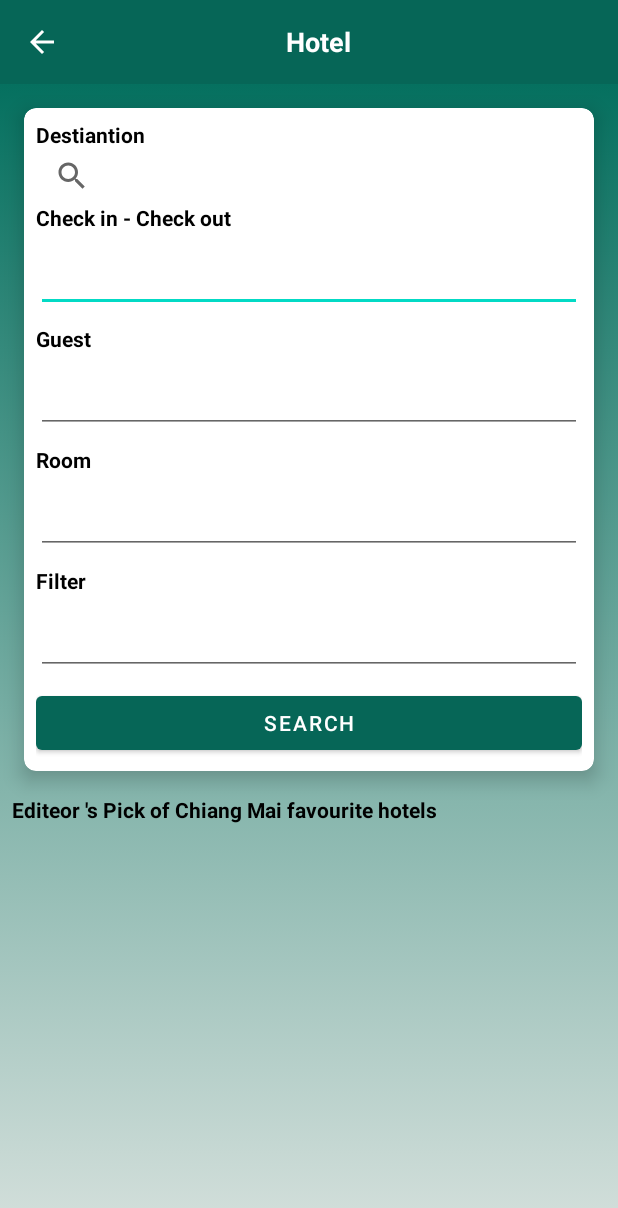
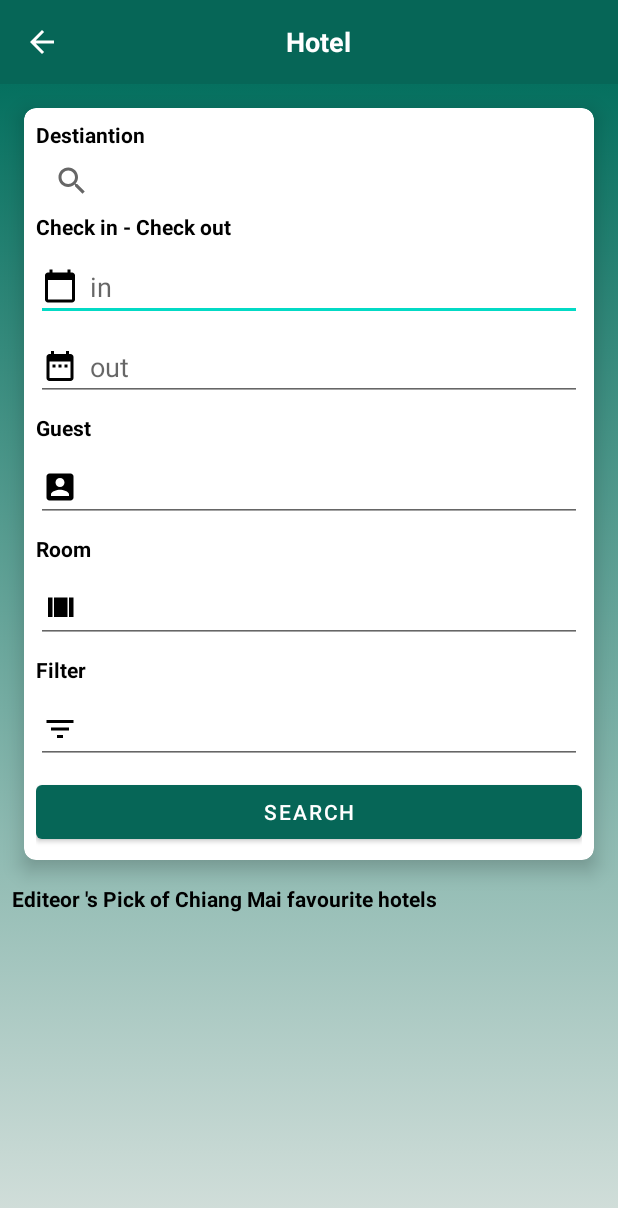
Before and after one commit to teamlove29/atChiangMai, an Android app: the HotelActivity screen opened directly, with no data from a screen before it, on a phone screen of 412 x 824 dp. Shown: the top 1208 px of the screen. Run offline under Robolectric (Android 15) with nearby library versions, the phone set to English and light mode, and no system bars; our stand-ins replace Firebase (no records; nobody signed in at launch, a user with empty details on screens opened directly), Picasso; pictures from the network do not load.

Commit message:
++ drawable HotelActivity

```diff
--- /dev/null
+++ b/app/src/main/res/drawable/baseline_account_box_black_24dp.xml
@@ -0,0 +1,4 @@
+<?xml version="1.0" encoding="UTF-8" standalone="no"?>
+<vector xmlns:android="http://schemas.android.com/apk/res/android" android:height="24dp" android:tint="#000000" android:viewportHeight="24.0" android:viewportWidth="24.0" android:width="24dp">
+    <path android:fillColor="@android:color/white" android:pathData="M3,5v14c0,1.1 0.89,2 2,2h14c1.1,0 2,-0.9 2,-2L21,5c0,-1.1 -0.9,-2 -2,-2L5,3c-1.11,0 -2,0.9 -2,2zM15,9c0,1.66 -1.34,3 -3,3s-3,-1.34 -3,-3 1.34,-3 3,-3 3,1.34 3,3zM6,17c0,-2 4,-3.1 6,-3.1s6,1.1 6,3.1v1L6,18v-1z"/>
+</vector>
--- /dev/null
+++ b/app/src/main/res/drawable/baseline_calendar_today_black_24dp.xml
@@ -0,0 +1,4 @@
+<?xml version="1.0" encoding="UTF-8" standalone="no"?>
+<vector xmlns:android="http://schemas.android.com/apk/res/android" android:height="24dp" android:tint="#000000" android:viewportHeight="24.0" android:viewportWidth="24.0" android:width="24dp">
+    <path android:fillColor="@android:color/white" android:pathData="M20,3h-1L19,1h-2v2L7,3L7,1L5,1v2L4,3c-1.1,0 -2,0.9 -2,2v16c0,1.1 0.9,2 2,2h16c1.1,0 2,-0.9 2,-2L22,5c0,-1.1 -0.9,-2 -2,-2zM20,21L4,21L4,8h16v13z"/>
+</vector>
--- /dev/null
+++ b/app/src/main/res/drawable/baseline_date_range_black_24dp.xml
@@ -0,0 +1,4 @@
+<?xml version="1.0" encoding="UTF-8" standalone="no"?>
+<vector xmlns:android="http://schemas.android.com/apk/res/android" android:height="24dp" android:tint="#000000" android:viewportHeight="24.0" android:viewportWidth="24.0" android:width="24dp">
+    <path android:fillColor="@android:color/white" android:pathData="M9,11L7,11v2h2v-2zM13,11h-2v2h2v-2zM17,11h-2v2h2v-2zM19,4h-1L18,2h-2v2L8,4L8,2L6,2v2L5,4c-1.11,0 -1.99,0.9 -1.99,2L3,20c0,1.1 0.89,2 2,2h14c1.1,0 2,-0.9 2,-2L21,6c0,-1.1 -0.9,-2 -2,-2zM19,20L5,20L5,9h14v11z"/>
+</vector>
--- /dev/null
+++ b/app/src/main/res/drawable/baseline_exit_to_app_black_24dp.xml
@@ -0,0 +1,4 @@
+<?xml version="1.0" encoding="UTF-8" standalone="no"?>
+<vector xmlns:android="http://schemas.android.com/apk/res/android" android:height="24dp" android:tint="#000000" android:viewportHeight="24.0" android:viewportWidth="24.0" android:width="24dp">
+    <path android:fillColor="@android:color/white" android:pathData="M10.09,15.59L11.5,17l5,-5 -5,-5 -1.41,1.41L12.67,11H3v2h9.67l-2.58,2.59zM19,3H5c-1.11,0 -2,0.9 -2,2v4h2V5h14v14H5v-4H3v4c0,1.1 0.89,2 2,2h14c1.1,0 2,-0.9 2,-2V5c0,-1.1 -0.9,-2 -2,-2z"/>
+</vector>
--- /dev/null
+++ b/app/src/main/res/drawable/baseline_filter_list_black_24dp.xml
@@ -0,0 +1,4 @@
+<?xml version="1.0" encoding="UTF-8" standalone="no"?>
+<vector xmlns:android="http://schemas.android.com/apk/res/android" android:height="24dp" android:tint="#000000" android:viewportHeight="24.0" android:viewportWidth="24.0" android:width="24dp">
+    <path android:fillColor="@android:color/white" android:pathData="M10,18h4v-2h-4v2zM3,6v2h18L21,6L3,6zM6,13h12v-2L6,11v2z"/>
+</vector>
--- /dev/null
+++ b/app/src/main/res/drawable/baseline_login_black_24dp.xml
@@ -0,0 +1,4 @@
+<?xml version="1.0" encoding="UTF-8" standalone="no"?>
+<vector xmlns:android="http://schemas.android.com/apk/res/android" android:height="24dp" android:tint="#000000" android:viewportHeight="24.0" android:viewportWidth="24.0" android:width="24dp">
+  <path android:fillColor="@android:color/white" android:pathData="M11,7L9.6,8.4l2.6,2.6H2v2h10.2l-2.6,2.6L11,17l5,-5L11,7zM20,19h-8v2h8c1.1,0 2,-0.9 2,-2V5c0,-1.1 -0.9,-2 -2,-2h-8v2h8V19z"/>
+</vector>
--- /dev/null
+++ b/app/src/main/res/drawable/baseline_picture_in_picture_black_24dp.xml
@@ -0,0 +1,4 @@
+<?xml version="1.0" encoding="UTF-8" standalone="no"?>
+<vector xmlns:android="http://schemas.android.com/apk/res/android" android:height="24dp" android:tint="#000000" android:viewportHeight="24.0" android:viewportWidth="24.0" android:width="24dp">
+    <path android:fillColor="@android:color/white" android:pathData="M19,7h-8v6h8L19,7zM21,3L3,3c-1.1,0 -2,0.9 -2,2v14c0,1.1 0.9,1.98 2,1.98h18c1.1,0 2,-0.88 2,-1.98L23,5c0,-1.1 -0.9,-2 -2,-2zM21,19.01L3,19.01L3,4.98h18v14.03z"/>
+</vector>
--- /dev/null
+++ b/app/src/main/res/drawable/baseline_view_array_black_24dp.xml
@@ -0,0 +1,4 @@
+<?xml version="1.0" encoding="UTF-8" standalone="no"?>
+<vector xmlns:android="http://schemas.android.com/apk/res/android" android:height="24dp" android:tint="#000000" android:viewportHeight="24.0" android:viewportWidth="24.0" android:width="24dp">
+    <path android:fillColor="@android:color/white" android:pathData="M4,18h3V5H4v13zM18,5v13h3V5h-3zM8,18h9V5H8v13z"/>
+</vector>
--- a/app/src/main/res/layout/activity_hotel.xml
+++ b/app/src/main/res/layout/activity_hotel.xml
@@ -72,7 +72,7 @@
 
                     <SearchView
                         android:layout_width="match_parent"
-                        android:layout_height="20dp"
+                        android:layout_height="26dp"
                         android:layout_marginBottom="8dp" />
 
                     <TextView
@@ -89,7 +89,21 @@
                         android:layout_width="match_parent"
                         android:layout_height="wrap_content"
                         android:layout_marginBottom="8dp"
+                        android:drawableStart="@drawable/baseline_calendar_today_black_24dp"
+                        android:drawablePadding="8dp"
                         android:ems="10"
+                        android:hint="in"
+                        android:inputType="text" />
+
+                    <EditText
+                        android:id="@+id/editTextDate2"
+                        android:layout_width="match_parent"
+                        android:layout_height="wrap_content"
+                        android:layout_marginBottom="8dp"
+                        android:drawableStart="@drawable/baseline_date_range_black_24dp"
+                        android:drawablePadding="8dp"
+                        android:ems="10"
+                        android:hint="out"
                         android:inputType="text" />
 
                     <TextView
@@ -106,6 +120,8 @@
                         android:layout_width="match_parent"
                         android:layout_height="wrap_content"
                         android:layout_marginBottom="8dp"
+                        android:drawableStart="@drawable/baseline_account_box_black_24dp"
+                        android:drawablePadding="8dp"
                         android:ems="10"
                         android:inputType="number" />
 
@@ -123,6 +139,8 @@
                         android:layout_width="match_parent"
                         android:layout_height="wrap_content"
                         android:layout_marginBottom="8dp"
+                        android:drawableStart="@drawable/baseline_view_array_black_24dp"
+                        android:drawablePadding="8dp"
                         android:ems="10"
                         android:inputType="number" />
 
@@ -140,6 +158,8 @@
                         android:layout_width="match_parent"
                         android:layout_height="wrap_content"
                         android:layout_marginBottom="8dp"
+                        android:drawableStart="@drawable/baseline_filter_list_black_24dp"
+                        android:drawablePadding="8dp"
                         android:ems="10"
                         android:inputType="textPersonName" />
 
```
Also changed, not shown: app/src/main/java/com/alw/atchiangmai/ui/HotelActivity.kt (+17 -0 lines).
